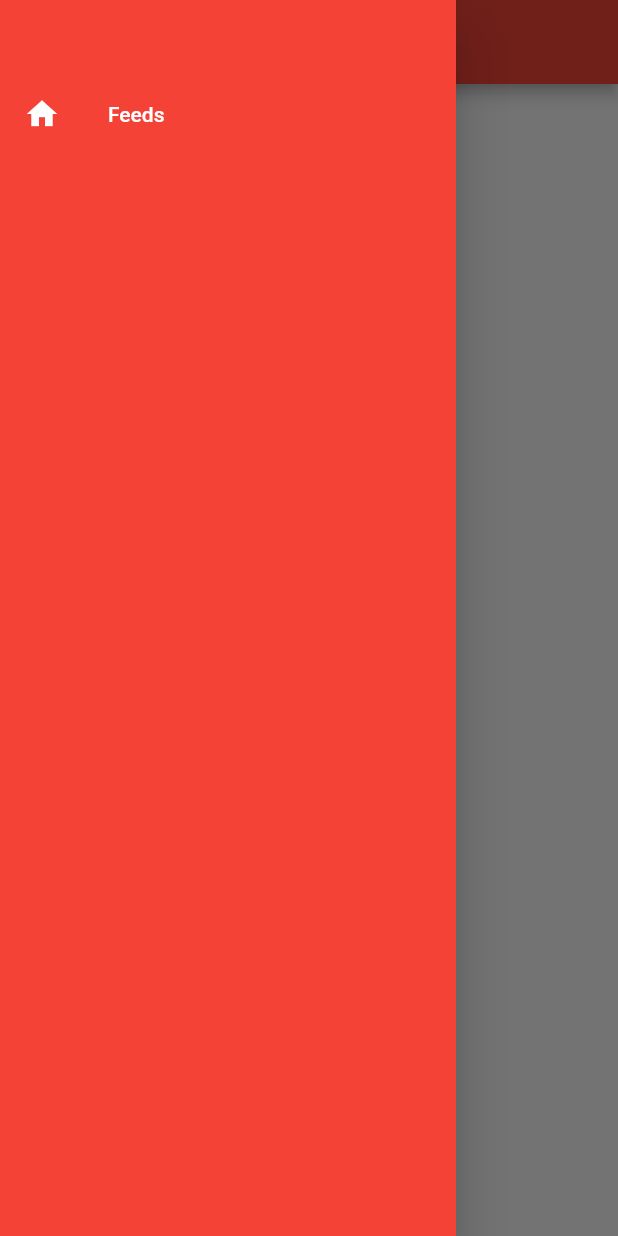
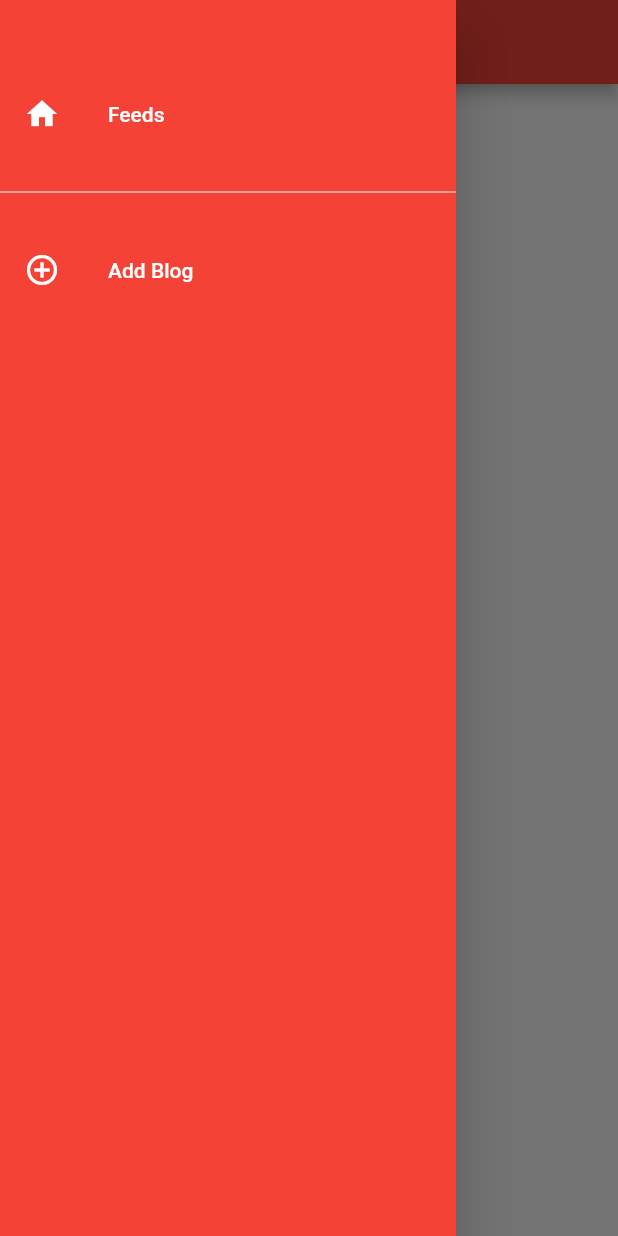
Before and after one commit to abrahamodianjo/OfflineBlogApp, a Flutter app: the screen it shows after launch, with the side drawer open, on a phone screen of 412 x 824 dp. Run offline on Flutter 3.47's test engine with Material 2 defaults, Android fonts, the phone set to English and light mode, and no system bars; our stand-ins replace animated_splash_screen, page_transition.

Commit message:
create the divder and make the input blog button

```diff
--- a/lib/drawer.dart
+++ b/lib/drawer.dart
@@ -14,7 +14,21 @@ class NavigationDrawerWidget extends StatelessWidget {
           const SizedBox(
             height:48,
           ),
-          buildMenuItem(text: 'Feeds', icon: Icons.home, onClicked: ()=>selectedItem(context, 0)),
+          buildMenuItem(
+              text: 'Feeds',
+              icon: Icons.home,
+              onClicked: ()=>selectedItem(context, 0)),
+          const SizedBox(
+            height:16,
+          ),
+          Divider(color: Colors.white,), const SizedBox(height: 16,),
+          buildMenuItem(
+              text: 'Add Blog',
+              icon: Icons.add_circle_outline,
+              onClicked: ()=>selectedItem(context, 1)),
+          const SizedBox(
+            height:16,
+          ),
         ],
         ),
       ),
@@ -32,7 +46,6 @@ Widget buildMenuItem({
     leading: Icon(icon, color: color,),
     title: Text(text,
       style: TextStyle(color:color),
-
     ),
     onTap: onClicked,
   );
```
